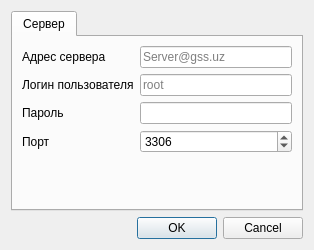
Old version of the form Client/dialogs/SettingsDialog.ui in the repository Baxulio/Attraction.
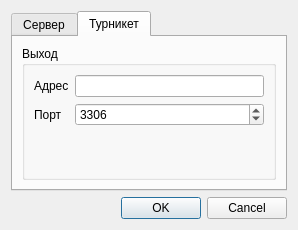
New version of the form.

Diff of the .ui file:
```diff
--- a/Client/dialogs/SettingsDialog.ui
+++ b/Client/dialogs/SettingsDialog.ui
@@ -6,8 +6,8 @@
    <rect>
     <x>0</x>
     <y>0</y>
-    <width>314</width>
-    <height>250</height>
+    <width>298</width>
+    <height>230</height>
    </rect>
   </property>
   <property name="windowTitle">
@@ -23,7 +23,7 @@
       <enum>QTabWidget::Rounded</enum>
      </property>
      <property name="currentIndex">
-      <number>0</number>
+      <number>1</number>
      </property>
      <widget class="QWidget" name="server_tab">
       <attribute name="title">
@@ -130,6 +130,62 @@
        </item>
       </layout>
      </widget>
+     <widget class="QWidget" name="tab">
+      <attribute name="title">
+       <string>Турникет</string>
+      </attribute>
+      <layout class="QVBoxLayout" name="verticalLayout_2">
+       <item>
+        <widget class="QGroupBox" name="groupBox">
+         <property name="title">
+          <string>Выход</string>
+         </property>
+         <layout class="QFormLayout" name="formLayout_2">
+          <item row="0" column="0">
+           <widget class="QLabel" name="label_5">
+            <property name="text">
+             <string>Адрес</string>
+            </property>
+            <property name="buddy">
+             <cstring>server_hostname_line_edit</cstring>
+            </property>
+           </widget>
+          </item>
+          <item row="0" column="1">
+           <widget class="QLineEdit" name="bareer_hostname_edit">
+            <property name="text">
+             <string/>
+            </property>
+           </widget>
+          </item>
+          <item row="1" column="0">
+           <widget class="QLabel" name="label_6">
+            <property name="text">
+             <string>Порт</string>
+            </property>
+            <property name="buddy">
+             <cstring>server_port_spin_box</cstring>
+            </property>
+           </widget>
+          </item>
+          <item row="1" column="1">
+           <widget class="QSpinBox" name="bareer_port_spin">
+            <property name="maximum">
+             <number>99999</number>
+            </property>
+            <property name="singleStep">
+             <number>10</number>
+            </property>
+            <property name="value">
+             <number>3306</number>
+            </property>
+           </widget>
+          </item>
+         </layout>
+        </widget>
+       </item>
+      </layout>
+     </widget>
     </widget>
    </item>
    <item>
```
